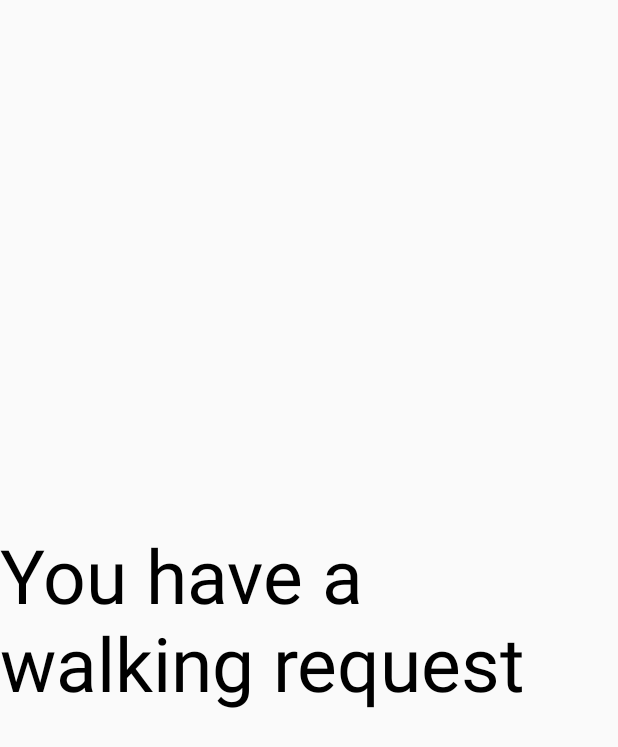
After one commit to venkatapasupulati/cis651final, an Android app: the layout activity_destination.xml on its own in the app's theme, with its tools: preview values and no code run, on a phone screen of 412 x 824 dp. The commit adds this screen. Shown: the top 747 px of the screen. Run offline under Robolectric (Android 15) with nearby library versions, the phone set to English and light mode, and no system bars.

Commit message:
adding changes

```diff
--- a/app/build.gradle
+++ b/app/build.gradle
@@ -5,12 +5,12 @@ plugins {
 
 android {
     namespace 'com.suuniv.afinal'
-    compileSdk 31
+    compileSdk 33
 
     defaultConfig {
         applicationId "com.suuniv.afinal"
         minSdk 21
-        targetSdk 31
+        targetSdk 33
         versionCode 1
         versionName "1.0"
 
@@ -57,6 +57,7 @@ dependencies {
     implementation 'com.google.android.material:material:1.6.0'
 
 
+
 // fix Cannot fit requested classes in a single dex file (# methods: 71269 > 65536)
     testImplementation 'junit:junit:4.+'
     androidTestImplementation 'androidx.test.ext:junit:1.1.3'
--- /dev/null
+++ b/app/src/main/res/layout/activity_destination.xml
@@ -0,0 +1,18 @@
+<?xml version="1.0" encoding="utf-8"?>
+<androidx.constraintlayout.widget.ConstraintLayout xmlns:android="http://schemas.android.com/apk/res/android"
+    xmlns:app="http://schemas.android.com/apk/res-auto"
+    xmlns:tools="http://schemas.android.com/tools"
+    android:layout_width="match_parent"
+    android:layout_height="match_parent"
+    tools:context=".Destination">
+    <TextView
+        android:layout_width="wrap_content"
+        android:layout_height="wrap_content"
+        android:text="You have a walking request"
+        android:textColor="@color/black"
+        app:layout_constraintLeft_toLeftOf="parent"
+        app:layout_constraintRight_toRightOf="parent"
+        app:layout_constraintTop_toTopOf="parent"
+        app:layout_constraintBottom_toBottomOf="parent"
+        android:textSize="50dp"/>
+</androidx.constraintlayout.widget.ConstraintLayout>
```
Also changed, not shown: app/src/main/java/com/suuniv/afinal/Destination.java (added, +28 -0 lines), app/src/main/java/com/suuniv/afinal/walker/WalkerInfoFragment.java (+11 -0 lines), app/src/main/java/com/suuniv/afinal/walker/WalkerNavigation.java (+87 -1 lines), app/src/main/res/drawable-anydpi-v24/ic_stat_name.xml (added, +15 -0 lines), app/src/main/res/drawable-hdpi/ic_stat_name.png (added), app/src/main/res/drawable-mdpi/ic_stat_name.png (added), app/src/main/res/drawable-xhdpi/ic_stat_name.png (added), app/src/main/res/drawable-xxhdpi/ic_stat_name.png (added).
